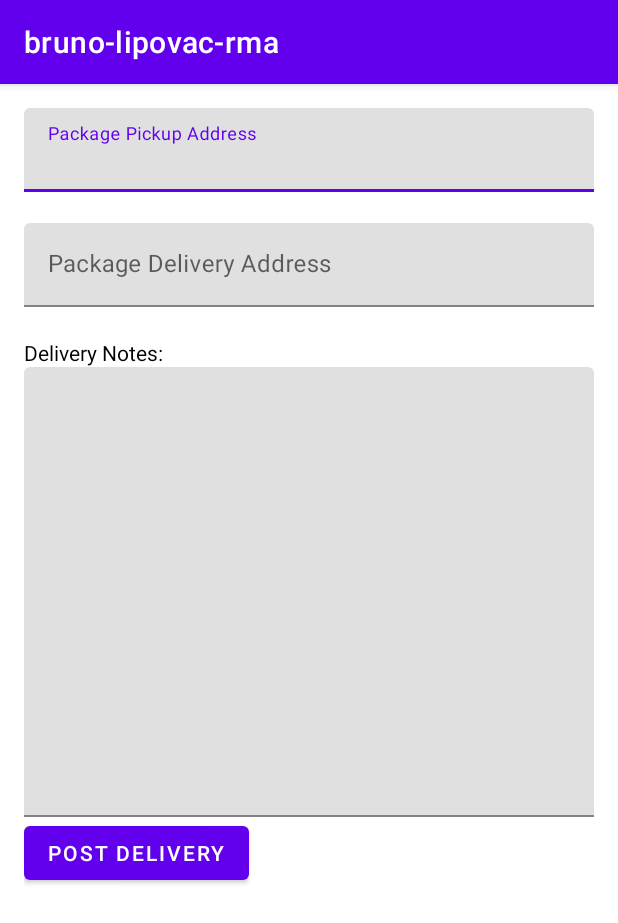
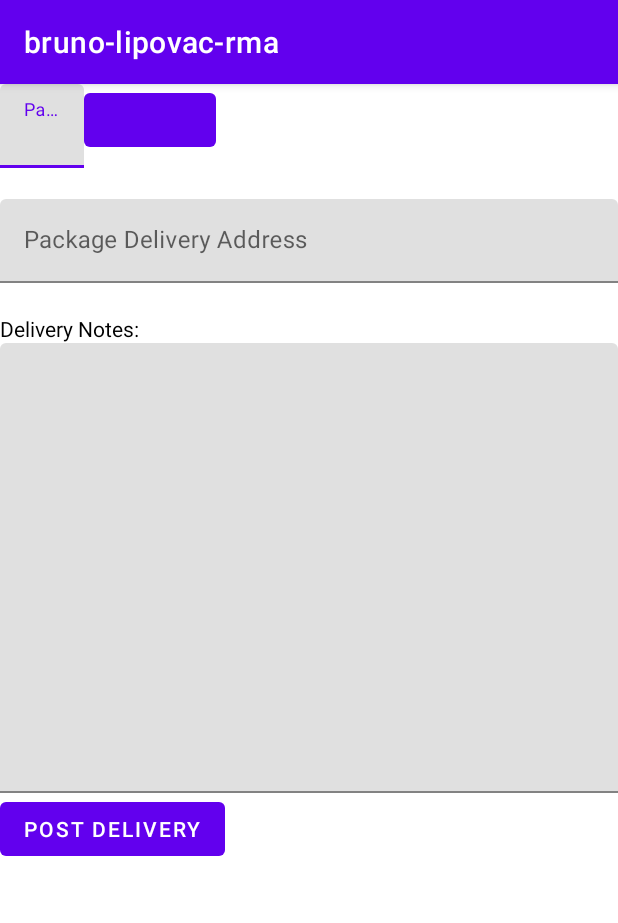
Before and after one commit to blipovac/rma, an Android app: the PackageSenderActivity screen opened directly, with no data from a screen before it, on a phone screen of 412 x 824 dp. Shown: the top 923 px of the screen. Run offline under Robolectric (Android 15) with nearby library versions, the phone set to English and light mode, and no system bars; our stand-ins replace Firebase (no records; nobody signed in at launch, a user with empty details on screens opened directly).

Commit message:
feat: maps layout, maps transaction

```diff
--- a/app/src/main/java/com/example/bruno_lipovac_rma/PackageSenderActivity.kt
+++ b/app/src/main/java/com/example/bruno_lipovac_rma/PackageSenderActivity.kt
@@ -2,18 +2,22 @@ package com.example.bruno_lipovac_rma
 
 import android.os.Bundle
 import android.util.Log
+import android.view.inputmethod.EditorInfo
 import android.widget.Toast
 import androidx.appcompat.app.AppCompatActivity
+import androidx.core.widget.doBeforeTextChanged
 import com.example.bruno_lipovac_rma.databinding.ActivityPackageSenderBinding
 import com.example.bruno_lipovac_rma.models.Delivery
 import com.google.firebase.firestore.FirebaseFirestore
 import kotlin.random.Random
+import com.google.android.gms.maps.SupportMapFragment
 
 class PackageSenderActivity : AppCompatActivity() {
 
     lateinit var binding: ActivityPackageSenderBinding
     lateinit var db: FirebaseFirestore
     lateinit var userUid: String
+    private lateinit var mMapFragment: SupportMapFragment
 
     override fun onCreate(savedInstanceState: Bundle?) {
         super.onCreate(savedInstanceState)
@@ -28,17 +32,26 @@ class PackageSenderActivity : AppCompatActivity() {
             postDelivery()
         }
 
-        binding.pickupAddress.setOnClickListener {
+        binding.showMapButton.setOnClickListener {
             openMap()
         }
 
         val extra = intent.extras
 
         userUid = extra?.getString("USER_UID").toString()
+
+        mMapFragment = supportFragmentManager.findFragmentById(binding.mapFragment.id) as SupportMapFragment
+
+        val fragmentTransaction = this.supportFragmentManager.beginTransaction()
+        fragmentTransaction.hide(mMapFragment)
+        fragmentTransaction.commit()
     }
 
     private fun openMap() {
-
+        Log.d("OPEN_AMP", "TRYING TO SHOW MAP")
+        val fragmentTransaction = this.supportFragmentManager.beginTransaction()
+        fragmentTransaction.show(mMapFragment)
+        fragmentTransaction.commit()
     }
 
     private fun postDelivery() {
--- a/app/src/main/res/layout/activity_main.xml
+++ b/app/src/main/res/layout/activity_main.xml
@@ -22,6 +22,7 @@
             <com.google.android.material.textfield.TextInputEditText
                 android:layout_width="match_parent"
                 android:layout_height="wrap_content"
+                android:text="bruno.lipovac+10@gauss.hr"
                 />
 
         </com.google.android.material.textfield.TextInputLayout>
@@ -37,6 +38,7 @@
             <com.google.android.material.textfield.TextInputEditText
                 android:layout_width="match_parent"
                 android:layout_height="wrap_content"
+                android:text="jaSAMcool1"
                 />
 
         </com.google.android.material.textfield.TextInputLayout>
--- a/app/src/main/res/layout/activity_package_sender.xml
+++ b/app/src/main/res/layout/activity_package_sender.xml
@@ -6,20 +6,9 @@
     android:layout_height="match_parent"
     tools:context=".PackageSenderActivity">
 
-    <androidx.constraintlayout.widget.ConstraintLayout
-        android:layout_width="match_parent"
-        android:layout_height="match_parent"
-        android:padding="16dp">
-
-<!--        <fragment-->
-<!--            class="com.google.android.gms.maps.SupportMapFragment"-->
-<!--            android:id="@+id/map_fragment"-->
-<!--            android:layout_width="match_parent"-->
-<!--            android:layout_height="match_parent" />-->
-
     <com.google.android.material.textfield.TextInputLayout
         android:id="@+id/pickup_address"
-            android:layout_width="match_parent"
+        android:layout_width="wrap_content"
         android:layout_height="wrap_content"
         android:hint="@string/pickup_address"
         app:errorEnabled="true"
@@ -28,9 +17,20 @@
 
         <com.google.android.material.textfield.TextInputEditText
             android:layout_width="match_parent"
-                android:layout_height="wrap_content" />
+            android:layout_height="wrap_content"
+            android:clickable="true"
+            android:focusable="true" />
 
     </com.google.android.material.textfield.TextInputLayout>
+
+    <Button
+        android:id="@+id/show_map_button"
+        android:layout_width="wrap_content"
+        android:layout_height="wrap_content"
+        android:text="@string/show_map_text"
+        app:layout_constraintStart_toEndOf="@id/pickup_address"
+        app:layout_constraintTop_toTopOf="@id/pickup_address"
+        android:stateListAnimator="@null"/>
 
     <com.google.android.material.textfield.TextInputLayout
         android:id="@+id/delivery_address"
@@ -51,11 +51,10 @@
         android:id="@+id/notes_label"
         android:layout_width="match_parent"
         android:layout_height="wrap_content"
+        android:text="@string/delivery_notes"
+        android:textColor="@color/black"
         app:layout_constraintStart_toStartOf="parent"
-            app:layout_constraintTop_toBottomOf="@id/delivery_address"
-            android:text="@string/delivery_notes"
-            android:textColor="@color/black">
-        </TextView>
+        app:layout_constraintTop_toBottomOf="@id/delivery_address"></TextView>
 
     <com.google.android.material.textfield.TextInputLayout
         android:id="@+id/delivery_note"
@@ -75,9 +74,21 @@
         android:id="@+id/send_order_button"
         android:layout_width="wrap_content"
         android:layout_height="wrap_content"
+        android:text="@string/post_delivery"
         app:layout_constraintStart_toStartOf="parent"
         app:layout_constraintTop_toBottomOf="@id/delivery_note"
-            android:text="@string/post_delivery"
-            />
+        android:stateListAnimator="@null"/>
+
+    <FrameLayout
+        android:id="@+id/map_layout"
+        android:layout_width="match_parent"
+        android:layout_height="match_parent"
+        android:padding="16dp">
+
+        <androidx.fragment.app.FragmentContainerView
+            android:id="@+id/map_fragment"
+            class="com.google.android.gms.maps.SupportMapFragment"
+            android:layout_width="match_parent"
+            android:layout_height="match_parent" />
+    </FrameLayout>
 </androidx.constraintlayout.widget.ConstraintLayout>
-</androidx.constraintlayout.widget.ConstraintLayout>
--- a/app/src/main/res/values/strings.xml
+++ b/app/src/main/res/values/strings.xml
@@ -13,4 +13,5 @@
     <string name="delivery_note">Additional Delivery Note</string>
     <string name="delivery_notes">Delivery Notes:</string>
     <string name="post_delivery">Post Delivery</string>
+    <string name="show_map_text" />
 </resources>
```
Also changed, not shown: app/build.gradle (+6 -6 lines). Lines whose indentation alone changed are shown as unchanged.
